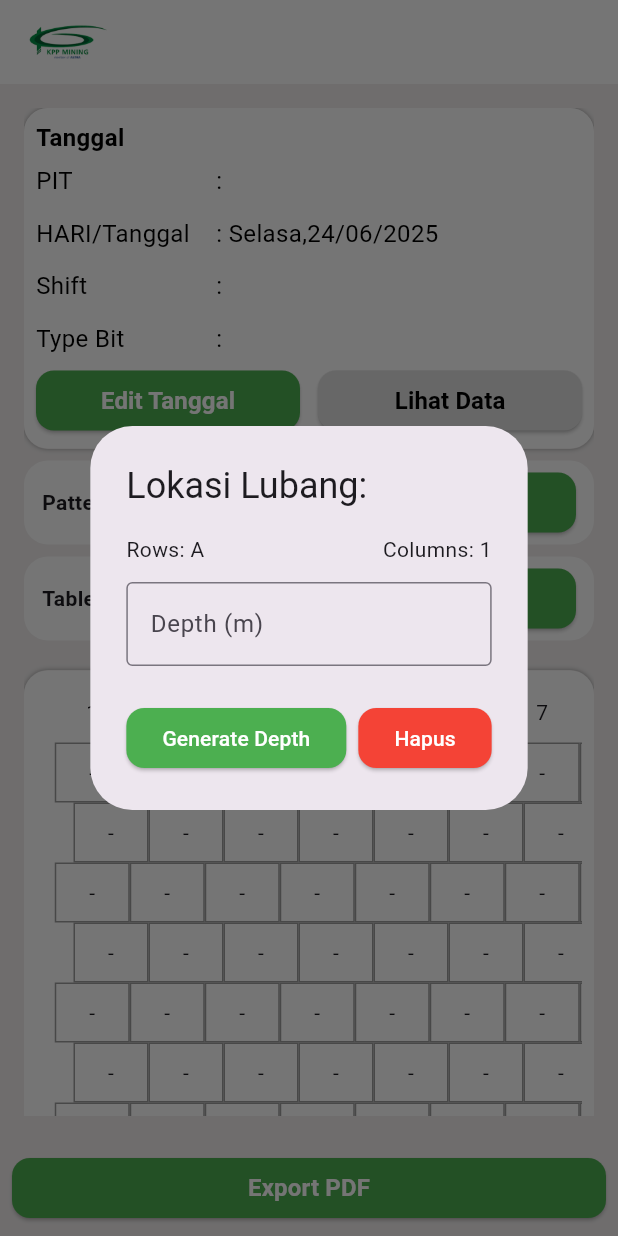
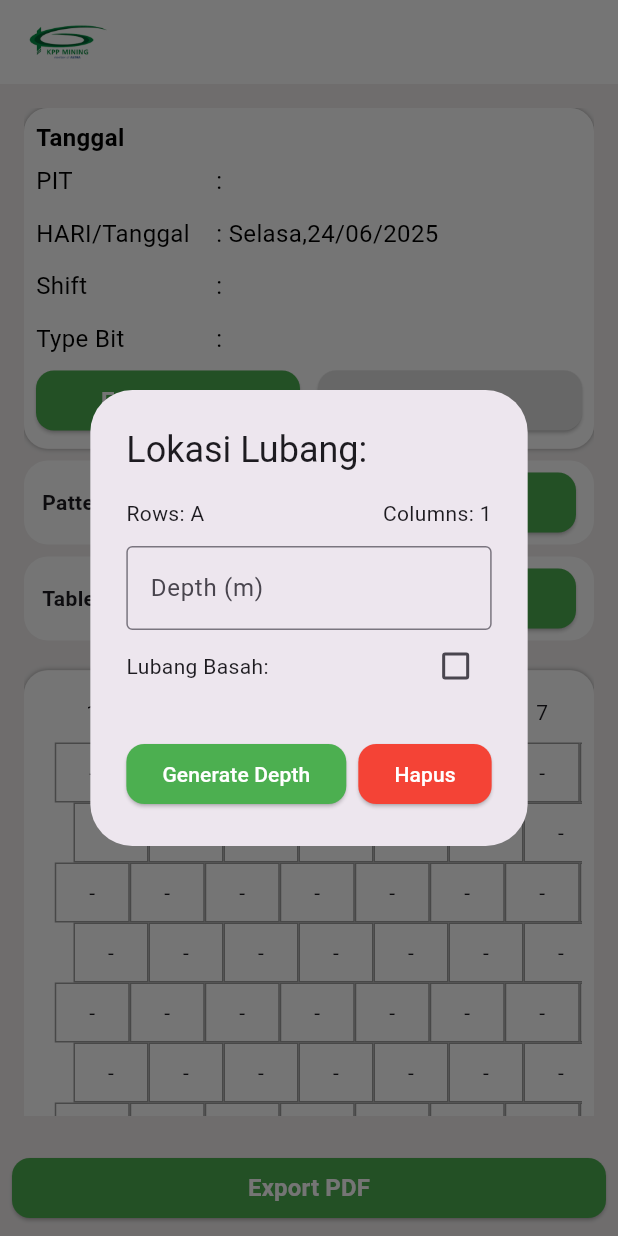
Before and after one commit to subkhanasroi/kpp-mining, a Flutter app: the TablePage screen opened directly, after a tap on an icon or button, on a phone screen of 412 x 824 dp. Run offline on Flutter 3.47's test engine with Material 3 defaults, Android fonts, the phone set to English and light mode, and no system bars; our stand-ins replace flutter_svg, get, pdf, printing; project files that could hold a hidden picture were left out.

Commit message:
fix table page

```diff
--- a/lib/component/depth_dialog.dart
+++ b/lib/component/depth_dialog.dart
@@ -14,6 +14,7 @@ class DepthDialog extends StatefulWidget {
 
 class _DepthDialogState extends State<DepthDialog> {
   final TextEditingController _depthController = TextEditingController();
+  bool isWetHole = false;
 
   @override
   void dispose() {
@@ -44,13 +45,30 @@ class _DepthDialogState extends State<DepthDialog> {
               border: OutlineInputBorder(),
             ),
           ),
+          Row(
+            mainAxisAlignment: MainAxisAlignment.spaceBetween,
+            children: [
+              const Text("Lubang Basah:"),
+              Checkbox(
+                value: isWetHole,
+                onChanged: (value) {
+                  setState(() {
+                    isWetHole = value ?? false;
+                  });
+                },
+              ),
+            ],
+          ),
         ],
       ),
       actions: [
         ElevatedButton(
           onPressed: () {
             final newValue = _depthController.text;
-            Get.back(result: newValue);
+            Get.back(result: {
+              'depth': newValue,
+              'isWetHole': isWetHole,
+            });
           },
           style: ElevatedButton.styleFrom(
             backgroundColor: Colors.green,
@@ -64,7 +82,10 @@ class _DepthDialogState extends State<DepthDialog> {
           ),
         ),
         ElevatedButton(
-          onPressed: () => Get.back(result: ''),
+          onPressed: () => Get.back(result: {
+            'depth': '-',
+            'isWetHole': false,
+          }),
           style: ElevatedButton.styleFrom(
             backgroundColor: Colors.red,
             shape: RoundedRectangleBorder(
--- a/lib/ui/table/table.page.dart
+++ b/lib/ui/table/table.page.dart
@@ -468,13 +468,17 @@ class TablePage extends StatelessWidget {
                     if (row % 2 == 0) const SizedBox(width: 25),
                     ...List.generate(colCount, (col) {
                       return Obx(() {
-                        final value = controller.cellValues[row - 1][col];
+                        final cell = controller.cellValues[row - 1][col];
+                        final value = cell['depth'];
+                        final isWet = cell['isWet'] ?? false;
                         return GestureDetector(
                           onTap: () => controller.openDialog(row, col),
                           child: Container(
                             width: 50,
                             height: 40,
                             decoration: BoxDecoration(
+                              color:
+                                  isWet ? Colors.grey.shade300 : Colors.white,
                               border: Border.all(color: Colors.grey),
                             ),
                             alignment: Alignment.center,
```
Also changed, not shown: lib/controller/table/table.controller.dart (+71 -6 lines).
